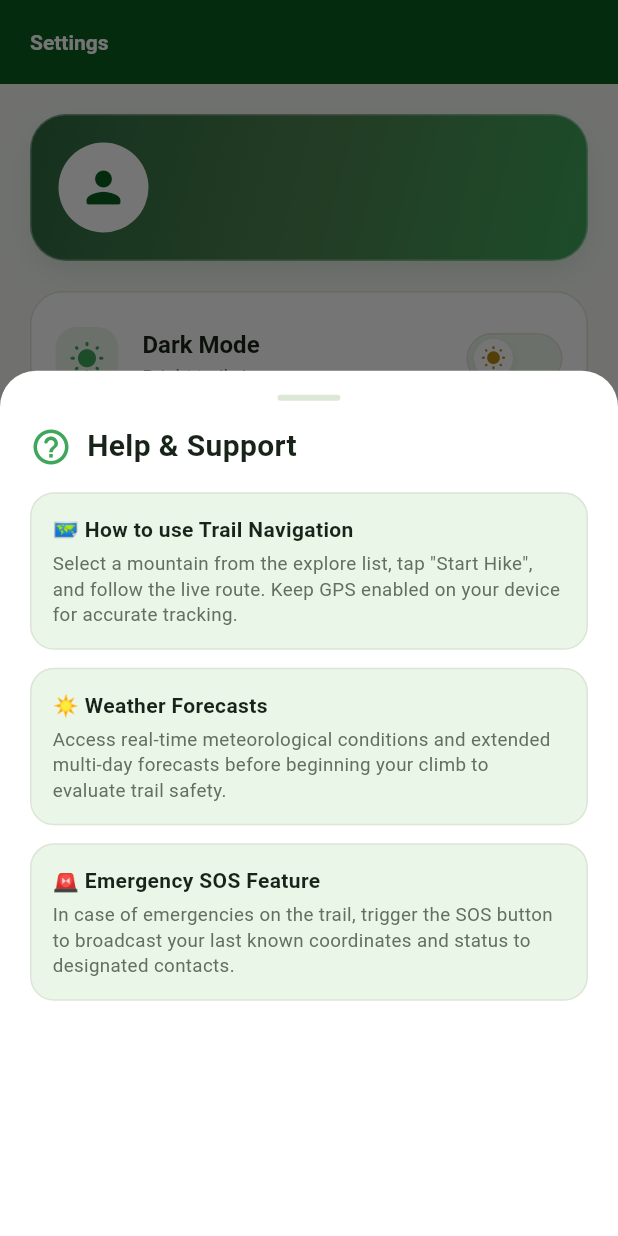
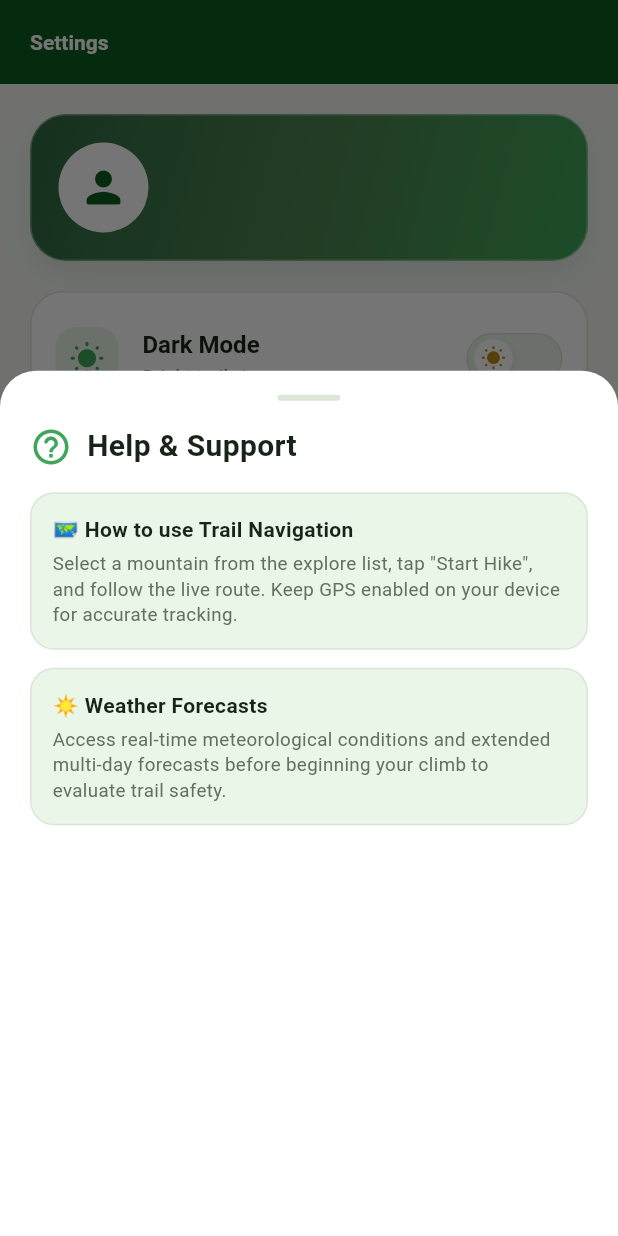
Before and after one commit to JadeMalit/summittrack, a Flutter app: the screen it shows once a user with an empty profile is signed in, item 4 of the bottom bar chosen, after a tap on "Help", on a phone screen of 412 x 824 dp. Run offline on Flutter 3.47's test engine with Material 3 defaults, Android fonts, the phone set to English and light mode, and no system bars; our stand-ins replace app_links, cloud_firestore, cloud_functions, connectivity_plus, firebase_auth, firebase_core and 14 more; missing offline and left inert: image_picker_android, image_picker_platform_interface, maplibre_gl; accounts and stored records are empty; network calls fail; statements that could not run were skipped.

Commit message:
LAST UPDATE

```diff
--- a/SummitTrack-Front-End/lib/features/settings/screens/settings.dart
+++ b/SummitTrack-Front-End/lib/features/settings/screens/settings.dart
@@ -393,11 +393,7 @@
                   '☀️ Weather Forecasts',
                   'Access real-time meteorological conditions and extended multi-day forecasts before beginning your climb to evaluate trail safety.',
                 ),
-                _buildHelpItem(
-                  colors,
-                  '🚨 Emergency SOS Feature',
-                  'In case of emergencies on the trail, trigger the SOS button to broadcast your last known coordinates and status to designated contacts.',
-                ),
+
 
               ],
             );
```
